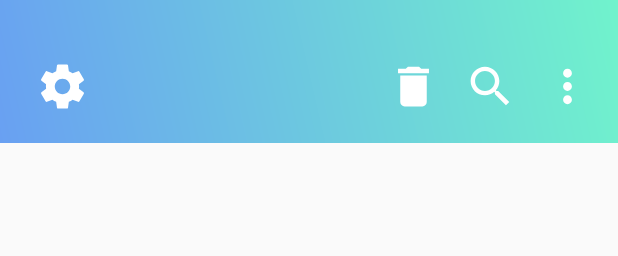
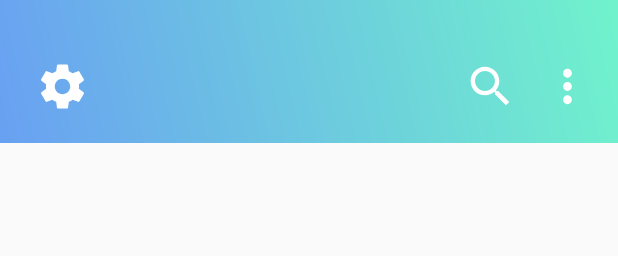
Before and after one commit to YEESH421/SpoilAlert, an Android app: the layout activity_fridge.xml on its own in the app's theme, with its tools: preview values and no code run, on a phone screen of 412 x 824 dp. Shown: the top 256 px of the screen. Run offline under Robolectric (Android 15) with nearby library versions, the phone set to English and light mode, and no system bars.

Commit message:
Added UI changing depending on the mode you are in (selection/viewing). Added cancel button to selection view.

```diff
--- /dev/null
+++ b/app/src/main/res/drawable/ic_cancel.xml
@@ -0,0 +1,5 @@
+<vector android:height="24dp" android:tint="#FFFFFF"
+    android:viewportHeight="24.0" android:viewportWidth="24.0"
+    android:width="24dp" xmlns:android="http://schemas.android.com/apk/res/android">
+    <path android:fillColor="#FF000000" android:pathData="M12,2C6.47,2 2,6.47 2,12s4.47,10 10,10 10,-4.47 10,-10S17.53,2 12,2zM17,15.59L15.59,17 12,13.41 8.41,17 7,15.59 10.59,12 7,8.41 8.41,7 12,10.59 15.59,7 17,8.41 13.41,12 17,15.59z"/>
+</vector>
--- a/app/src/main/res/layout/activity_fridge.xml
+++ b/app/src/main/res/layout/activity_fridge.xml
@@ -25,11 +25,11 @@
             android:layout_marginBottom="16dp"
             android:src="@drawable/ic_search_black_24dp"
             app:layout_constraintBottom_toBottomOf="parent"
-            app:layout_constraintEnd_toStartOf="@+id/nav_button"
+            app:layout_constraintEnd_toStartOf="@+id/filter_button"
             app:layout_constraintTop_toTopOf="parent" />
 
         <ImageView
-            android:id="@+id/nav_button"
+            android:id="@+id/filter_button"
             android:layout_width="35dp"
             android:layout_height="0dp"
             android:layout_marginTop="36dp"
@@ -61,8 +61,22 @@
             android:layout_marginEnd="16dp"
             android:layout_marginBottom="16dp"
             android:src="@drawable/ic_delete"
+            android:visibility="gone"
             app:layout_constraintBottom_toBottomOf="parent"
-            app:layout_constraintEnd_toStartOf="@+id/search_button"
+            app:layout_constraintEnd_toEndOf="parent"
+            app:layout_constraintTop_toTopOf="parent" />
+
+        <ImageView
+            android:id="@+id/cancel_button"
+            android:layout_width="35dp"
+            android:layout_height="0dp"
+            android:layout_marginStart="24dp"
+            android:layout_marginTop="36dp"
+            android:layout_marginBottom="16dp"
+            android:src="@drawable/ic_cancel"
+            android:visibility="gone"
+            app:layout_constraintBottom_toBottomOf="parent"
+            app:layout_constraintStart_toStartOf="parent"
             app:layout_constraintTop_toTopOf="parent" />
     </android.support.constraint.ConstraintLayout>
 
@@ -73,7 +87,7 @@
         android:layout_marginStart="8dp"
         android:layout_marginTop="8dp"
         android:layout_marginEnd="8dp"
-        android:layout_marginBottom="8dp"
+        android:layout_marginBottom="36dp"
         android:divider="@null"
         android:dividerHeight="0dp"
         app:layout_constraintBottom_toBottomOf="parent"
```
Also changed, not shown: app/src/main/java/com/dfreez3/spoilalert/FoodAdapter.java (+10 -3 lines), app/src/main/java/com/dfreez3/spoilalert/FridgeActivity.java (+32 -4 lines).
